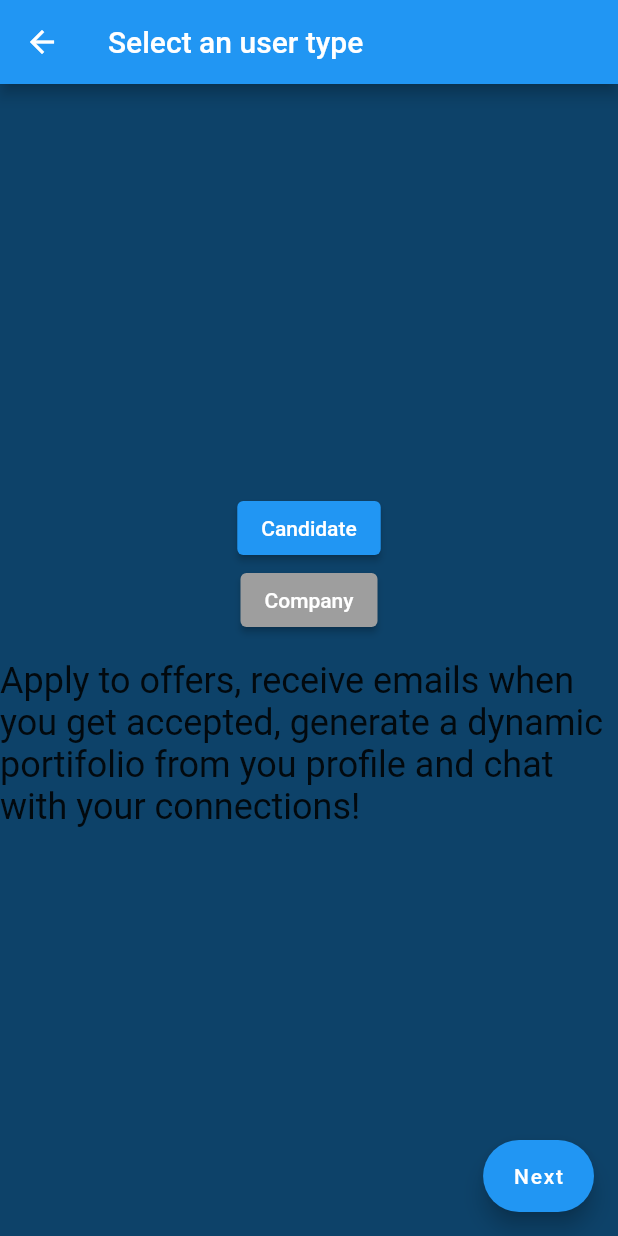
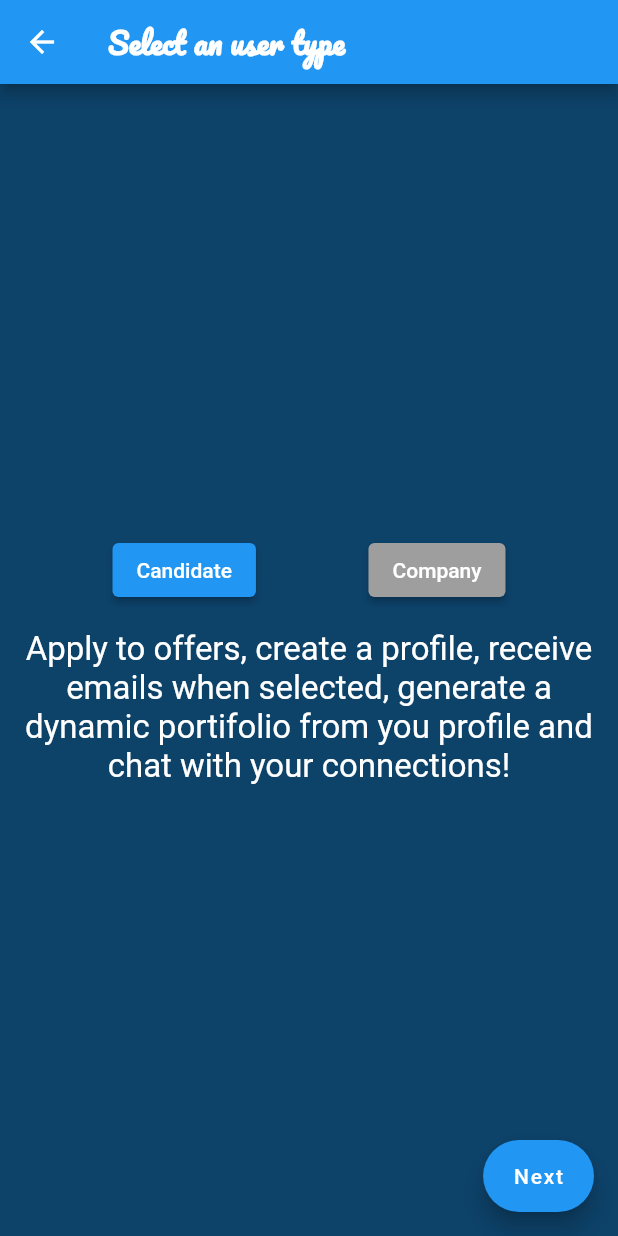
Before and after one commit to Falchizao/worker_client, a Flutter app: the SelectPage screen opened directly, after a tap on "Candidate", on a phone screen of 412 x 824 dp. Run offline on Flutter 3.47's test engine with Material 2 defaults, Android fonts, the phone set to English and light mode, and no system bars; our stand-ins replace faker, flutter_secure_storage, flutter_svg, fluttertoast, get, google_fonts and 3 more; accounts and stored records are empty.

Commit message:
refactor: passing args to register page

```diff
--- a/lib/modules/content/lets_start.dart
+++ b/lib/modules/content/lets_start.dart
@@ -32,7 +32,7 @@ class _LetsGetStartedPageState extends State<LetsGetStartedPage> {
       ),
       body: Padding(
         padding: const EdgeInsets.all(8.0),
-        child: Column(mainAxisAlignment: MainAxisAlignment.start, children: [
+        child: Column(mainAxisAlignment: MainAxisAlignment.center, children: [
           Text(
             'Create your portfolio and search for jobs',
             textAlign: TextAlign.center,
--- a/lib/services/register.dart
+++ b/lib/services/register.dart
@@ -10,15 +10,17 @@ import 'package:scarlet_graph/utils/requests.dart';
 import '../models/user_model.dart';
 import '../utils/validate.dart';
 
-void main() => runApp(const RegisterPage());
+class RegisterPage extends StatefulWidget {
+  final int role;
 
-class RegisterPage extends StatefulWidget {
-  const RegisterPage({super.key});
+  RegisterPage({super.key, required this.role});
   @override
-  _RegisterPageState createState() => _RegisterPageState();
+  _RegisterPageState createState() => _RegisterPageState(this.role);
 }
 
 class _RegisterPageState extends State<RegisterPage> {
+  final int role;
+  _RegisterPageState(this.role);
   final _formKey = GlobalKey<FormState>();
   final _confirmationController = TextEditingController();
   User user = User('', '', '');
--- a/lib/services/user_type.dart
+++ b/lib/services/user_type.dart
@@ -1,5 +1,6 @@
 import 'package:flutter/material.dart';
 import 'package:get/get.dart';
+import 'package:google_fonts/google_fonts.dart';
 import 'package:scarlet_graph/services/register.dart';
 
 class SelectPage extends StatefulWidget {
@@ -12,11 +13,9 @@ class _SelectPageState extends State<SelectPage> {
   String roleDescText = 'Please, select a user role';
   Color companyColor = Colors.grey;
   Color candidateColor = Colors.grey;
-
-  final List<String> _options = ['Candidate', 'Company'];
   final List<String> _roles = [
-    'Apply to offers, receive emails when you get accepted, generate a dynamic portifolio from you profile and chat with your connections!',
-    'Create offers, receive emails when you someone applies to you offer, chat with the candidates and your connections!',
+    'Apply to offers, create a profile, receive emails when selected, generate a dynamic portifolio from you profile and chat with your connections!',
+    'Create offers, create a profile, receive emails from the applies, chat with the candidates and your connections!',
   ];
 
   @override
@@ -24,13 +23,21 @@ class _SelectPageState extends State<SelectPage> {
     return Scaffold(
       backgroundColor: const Color.fromARGB(255, 13, 66, 105),
       appBar: AppBar(
-        title: const Text('Select an user type'),
+        title: Text(
+          'Select an user type',
+          style: GoogleFonts.pacifico(
+            color: Colors.white,
+            fontWeight: FontWeight.bold,
+          ),
+        ),
       ),
       body: Column(
         mainAxisAlignment: MainAxisAlignment.center,
         children: [
+          Row(
+            mainAxisAlignment: MainAxisAlignment.spaceEvenly,
+            children: [
               ElevatedButton(
-            child: const Text('Candidate'),
                 style: ElevatedButton.styleFrom(
                   primary: candidateColor, // Background color
                 ),
@@ -42,9 +49,9 @@ class _SelectPageState extends State<SelectPage> {
                     roleDescText = _roles[_selectedIndex];
                   });
                 },
+                child: const Text('Candidate'),
               ),
               ElevatedButton(
-            child: const Text('Company'),
                 style: ElevatedButton.styleFrom(
                   primary: companyColor, // Background color
                 ),
@@ -56,16 +63,26 @@ class _SelectPageState extends State<SelectPage> {
                     roleDescText = _roles[_selectedIndex];
                   });
                 },
+                child: const Text('Company'),
+              ),
+            ],
           ),
           const SizedBox(height: 16.0),
           Text(
             roleDescText,
-            style: const TextStyle(fontSize: 24.0),
+            textAlign: TextAlign.center,
+            textDirection: TextDirection.ltr,
+            style: const TextStyle(
+              fontSize: 22.0,
+              color: Colors.white,
+            ),
           ),
         ],
       ),
       floatingActionButton: FloatingActionButton.extended(
-        onPressed: _selectedIndex != -1 ? _onSubmitPressed : null,
+        onPressed: () {
+          _selectedIndex != -1 ? _onSubmitPressed(context) : null;
+        },
         tooltip: 'Submit',
         label: const Text('Next'),
         backgroundColor: _selectedIndex != -1 ? Colors.blue : Colors.grey,
@@ -73,7 +90,7 @@ class _SelectPageState extends State<SelectPage> {
     );
   }
 
-  void _onSubmitPressed() {
-    Get.to(() => const RegisterPage());
+  void _onSubmitPressed(BuildContext context) {
+    Get.to(() => RegisterPage(role: _selectedIndex));
   }
 }
```
Lines whose indentation alone changed are shown as unchanged.
